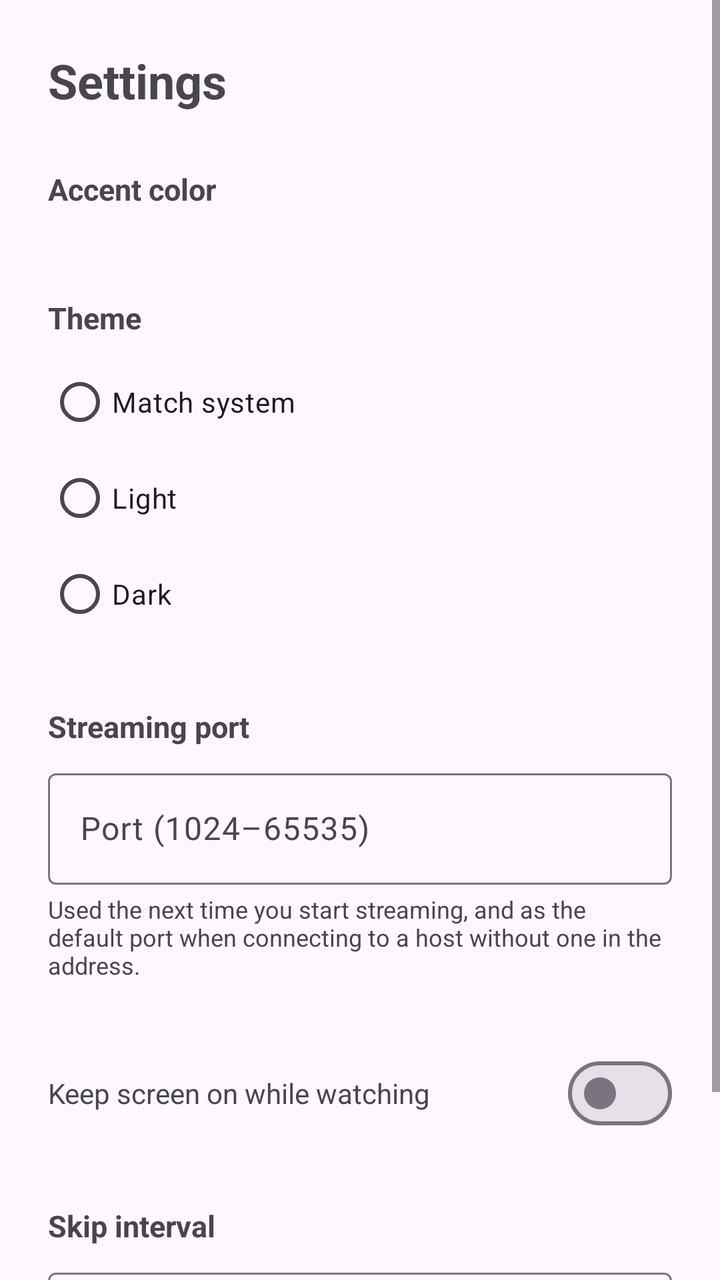
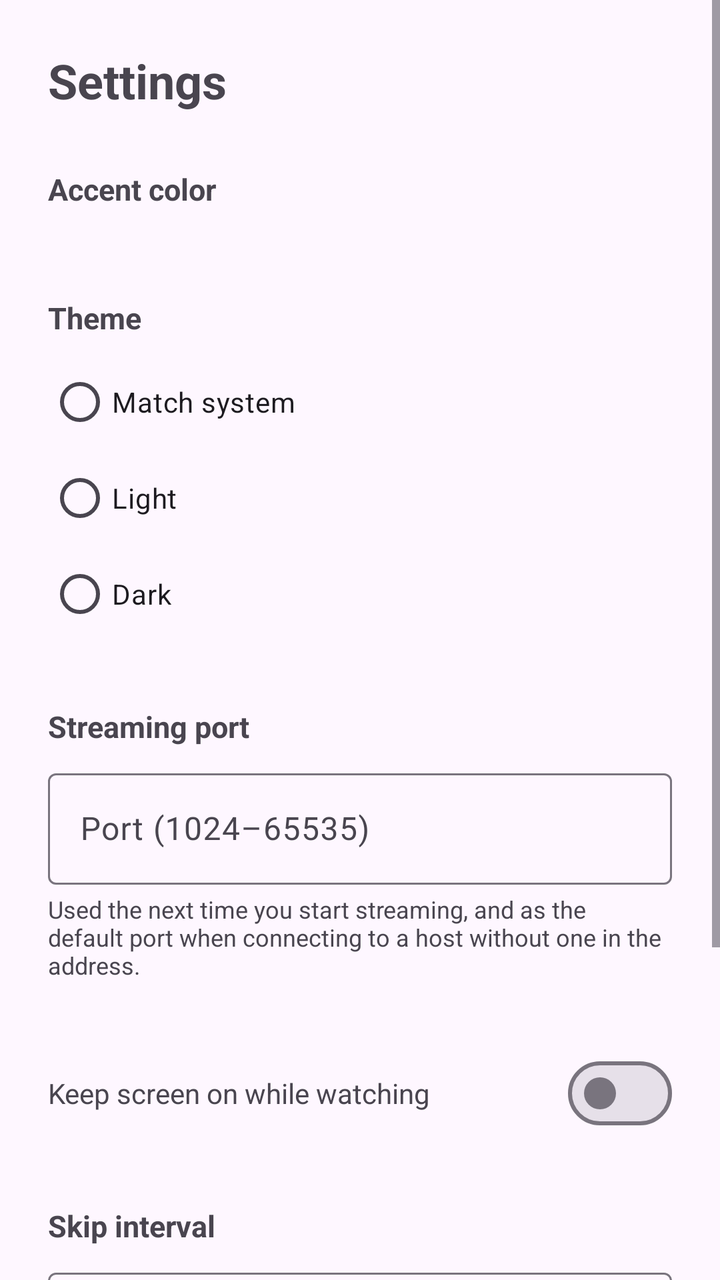

Screens rendered from an Android XML layout before and after an edit, with the pre-edit source and the edit as a unified diff.
<!-- AndroidManifest.xml: application theme Theme.VideoStreamLocal -->
<!-- res/layout/activity_settings.xml -->
<?xml version="1.0" encoding="utf-8"?>
<ScrollView xmlns:android="http://schemas.android.com/apk/res/android"
    xmlns:app="http://schemas.android.com/apk/res-auto"
    android:layout_width="match_parent"
    android:layout_height="match_parent">

    <LinearLayout
        android:layout_width="match_parent"
        android:layout_height="wrap_content"
        android:orientation="vertical"
        android:padding="@dimen/screen_horizontal_margin">

        <TextView
            android:layout_width="wrap_content"
            android:layout_height="wrap_content"
            android:text="@string/settings"
            android:textSize="24sp"
            android:textStyle="bold" />

        <TextView
            android:layout_width="wrap_content"
            android:layout_height="wrap_content"
            android:layout_marginTop="28dp"
            android:text="@string/settings_accent_color"
            android:textSize="15sp"
            android:textStyle="bold" />

        <LinearLayout
            android:id="@+id/accentColorRow"
            android:layout_width="match_parent"
            android:layout_height="wrap_content"
            android:layout_marginTop="12dp"
            android:orientation="horizontal" />

        <TextView
            android:layout_width="wrap_content"
            android:layout_height="wrap_content"
            android:layout_marginTop="32dp"
            android:text="@string/settings_theme"
            android:textSize="15sp"
            android:textStyle="bold" />

        <RadioGroup
            android:id="@+id/themeRadioGroup"
            android:layout_width="wrap_content"
            android:layout_height="wrap_content"
            android:layout_marginTop="8dp"
            android:orientation="vertical">

            <RadioButton
                android:id="@+id/themeSystemRadio"
                android:layout_width="wrap_content"
                android:layout_height="wrap_content"
                android:text="@string/theme_system" />

            <RadioButton
                android:id="@+id/themeLightRadio"
                android:layout_width="wrap_content"
                android:layout_height="wrap_content"
                android:text="@string/theme_light" />

            <RadioButton
                android:id="@+id/themeDarkRadio"
                android:layout_width="wrap_content"
                android:layout_height="wrap_content"
                android:text="@string/theme_dark" />

        </RadioGroup>

        <TextView
            android:layout_width="wrap_content"
            android:layout_height="wrap_content"
            android:layout_marginTop="32dp"
            android:text="@string/settings_port"
            android:textSize="15sp"
            android:textStyle="bold" />

        <com.google.android.material.textfield.TextInputLayout
            android:layout_width="match_parent"
            android:layout_height="wrap_content"
            android:layout_marginTop="8dp"
            android:hint="@string/settings_port_hint">

            <com.google.android.material.textfield.TextInputEditText
                android:id="@+id/portInput"
                android:layout_width="match_parent"
                android:layout_height="wrap_content"
                android:inputType="number"
                android:maxLength="5" />

        </com.google.android.material.textfield.TextInputLayout>

        <TextView
            android:layout_width="match_parent"
            android:layout_height="wrap_content"
            android:layout_marginTop="4dp"
            android:text="@string/settings_port_helper"
            android:textColor="?android:attr/textColorSecondary"
            android:textSize="12sp" />

        <LinearLayout
            android:layout_width="match_parent"
            android:layout_height="wrap_content"
            android:layout_marginTop="32dp"
            android:gravity="center_vertical"
            android:orientation="horizontal">

            <TextView
                android:layout_width="0dp"
                android:layout_height="wrap_content"
                android:layout_weight="1"
                android:text="@string/settings_keep_screen_on" />

            <com.google.android.material.materialswitch.MaterialSwitch
                android:id="@+id/keepScreenOnSwitch"
                android:layout_width="wrap_content"
                android:layout_height="wrap_content" />

        </LinearLayout>

        <TextView
            android:layout_width="wrap_content"
            android:layout_height="wrap_content"
            android:layout_marginTop="32dp"
            android:text="@string/settings_skip_seconds"
            android:textSize="15sp"
            android:textStyle="bold" />

        <com.google.android.material.textfield.TextInputLayout
            android:layout_width="match_parent"
            android:layout_height="wrap_content"
            android:layout_marginTop="8dp"
            android:hint="@string/settings_skip_seconds_hint">

            <com.google.android.material.textfield.TextInputEditText
                android:id="@+id/skipSecondsInput"
                android:layout_width="match_parent"
                android:layout_height="wrap_content"
                android:inputType="number"
                android:maxLength="3" />

        </com.google.android.material.textfield.TextInputLayout>

        <TextView
            android:layout_width="match_parent"
            android:layout_height="wrap_content"
            android:layout_marginTop="4dp"
            android:text="@string/settings_skip_seconds_helper"
            android:textColor="?android:attr/textColorSecondary"
            android:textSize="12sp" />

    </LinearLayout>

</ScrollView>
<!-- resources referenced by this layout -->
<resources>
  <dimen name="screen_horizontal_margin">24dp</dimen>
  <string name="settings">Settings</string>
  <string name="settings_accent_color">Accent color</string>
  <string name="settings_keep_screen_on">Keep screen on while watching</string>
  <string name="settings_port">Streaming port</string>
  <string name="settings_port_helper">Used the next time you start streaming, and as the default port when connecting to a host without one in the address.</string>
  <string name="settings_port_hint">Port (1024–65535)</string>
  <string name="settings_skip_seconds">Skip interval</string>
  <string name="settings_skip_seconds_helper">How far the skip-back and skip-forward buttons jump, in the player and in remote control.</string>
  <string name="settings_skip_seconds_hint">Seconds (1–300)</string>
  <string name="settings_theme">Theme</string>
  <string name="theme_dark">Dark</string>
  <string name="theme_light">Light</string>
  <string name="theme_system">Match system</string>
  <style name="Theme.VideoStreamLocal" parent="Theme.Material3.DayNight.NoActionBar">
          <item name="colorPrimary">@color/brand_primary</item>
      </style>
  <color name="brand_primary">#4A5FFF</color>
</resources>

<!-- the commit's change to res/layout/activity_settings.xml (unified diff, before → after) -->
@@ -149,6 +149,34 @@
             android:textColor="?android:attr/textColorSecondary"
             android:textSize="12sp" />
 
+        <LinearLayout
+            android:layout_width="match_parent"
+            android:layout_height="wrap_content"
+            android:layout_marginTop="32dp"
+            android:gravity="center_vertical"
+            android:orientation="horizontal">
+
+            <TextView
+                android:layout_width="0dp"
+                android:layout_height="wrap_content"
+                android:layout_weight="1"
+                android:text="@string/settings_vibrate_on_control" />
+
+            <com.google.android.material.materialswitch.MaterialSwitch
+                android:id="@+id/vibrateOnControlSwitch"
+                android:layout_width="wrap_content"
+                android:layout_height="wrap_content" />
+
+        </LinearLayout>
+
+        <TextView
+            android:layout_width="match_parent"
+            android:layout_height="wrap_content"
+            android:layout_marginTop="4dp"
+            android:text="@string/settings_vibrate_on_control_helper"
+            android:textColor="?android:attr/textColorSecondary"
+            android:textSize="12sp" />
+
     </LinearLayout>
 
 </ScrollView>
<!-- resource entries referenced after the edit -->
@@ -11,6 +11,8 @@
   <string name="settings_skip_seconds_helper">How far the skip-back and skip-forward buttons jump, in the player and in remote control.</string>
   <string name="settings_skip_seconds_hint">Seconds (1–300)</string>
   <string name="settings_theme">Theme</string>
+  <string name="settings_vibrate_on_control">Vibrate on control button</string>
+  <string name="settings_vibrate_on_control_helper">Give a short buzz when you press a button on the Remote Control screen. Applies the next time you start streaming.</string>
   <string name="theme_dark">Dark</string>
   <string name="theme_light">Light</string>
   <string name="theme_system">Match system</string>
